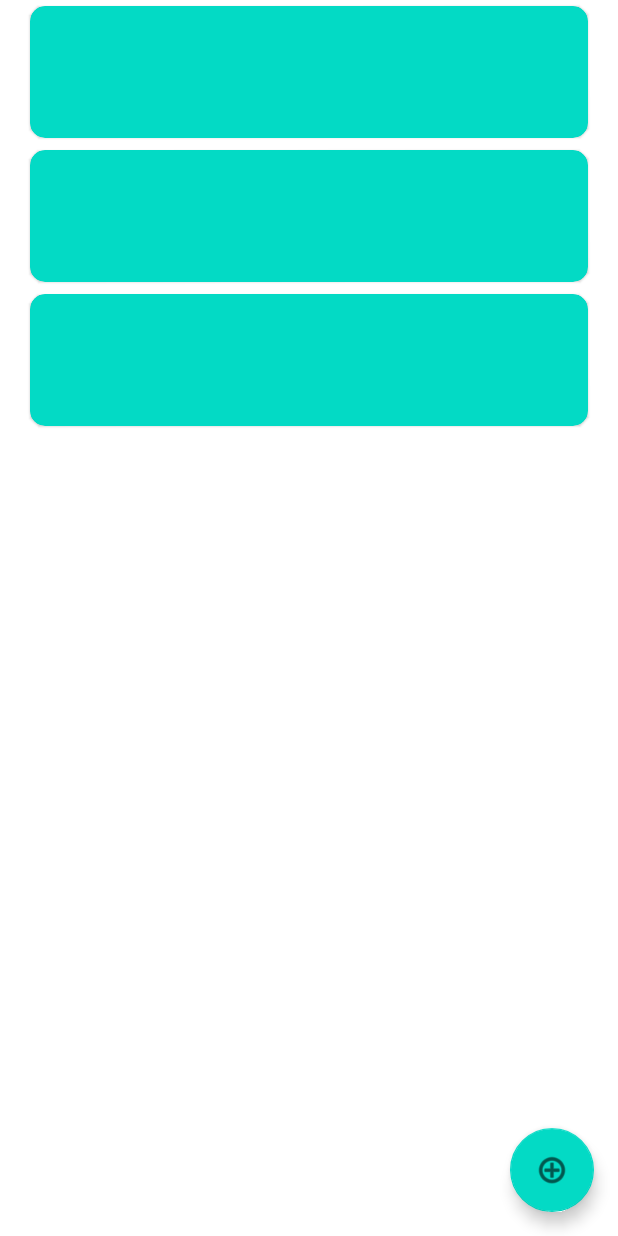
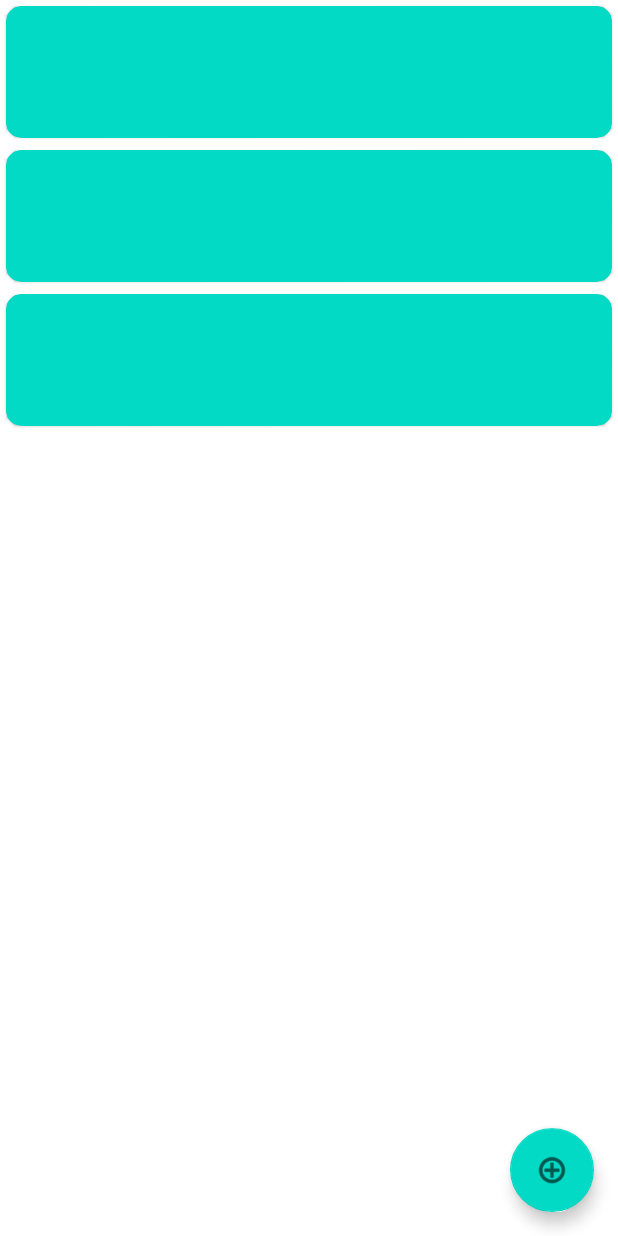
Before and after one commit to raquel-f/CM-Webinar-MD, an Android app: the layout fragment_task_list.xml on its own in the app's theme, with its tools: preview values and no code run, on a phone screen of 412 x 824 dp. Run offline under Robolectric (Android 15) with nearby library versions, the phone set to English and light mode, and no system bars.

Commit message:
finally done

```diff
--- a/app/src/main/res/layout/activity_main.xml
+++ b/app/src/main/res/layout/activity_main.xml
@@ -15,6 +15,7 @@
         android:background="?attr/colorPrimary"
         android:minHeight="?attr/actionBarSize"
         android:theme="?attr/actionBarTheme"
+        style="@style/Widget.MaterialComponents.Toolbar.PrimarySurface"
         app:layout_constraintEnd_toEndOf="parent"
         app:layout_constraintStart_toStartOf="parent"
         app:layout_constraintTop_toTopOf="parent" />
--- a/app/src/main/res/layout/fragment_task_list.xml
+++ b/app/src/main/res/layout/fragment_task_list.xml
@@ -1,7 +1,14 @@
 <?xml version="1.0" encoding="utf-8"?>
-<androidx.constraintlayout.widget.ConstraintLayout xmlns:android="http://schemas.android.com/apk/res/android"
+
+<androidx.drawerlayout.widget.DrawerLayout xmlns:android="http://schemas.android.com/apk/res/android"
     xmlns:app="http://schemas.android.com/apk/res-auto"
     xmlns:tools="http://schemas.android.com/tools"
+    android:id="@+id/drawer_layout"
+    android:layout_width="match_parent"
+    android:layout_height="match_parent"
+    tools:openDrawer="start">
+
+    <androidx.constraintlayout.widget.ConstraintLayout
         android:id="@+id/listFragment_layout"
         android:name="com.raquel.todoapp.TaskFragment"
         android:layout_width="match_parent"
@@ -15,21 +22,31 @@
             android:name="com.raquel.todoapp.TaskFragment"
             android:layout_width="match_parent"
             android:layout_height="match_parent"
-        android:layout_marginLeft="16dp"
-        android:layout_marginRight="16dp"
             app:layoutManager="LinearLayoutManager"
             tools:context=".fragments.TaskFragment"
-        tools:listitem="@layout/fragment_task"/>
+            tools:listitem="@layout/fragment_task" />
 
         <com.google.android.material.floatingactionbutton.FloatingActionButton
             android:id="@+id/addTaskButton"
             android:layout_width="wrap_content"
             android:layout_height="wrap_content"
+            android:layout_marginEnd="16dp"
             android:layout_marginBottom="16dp"
-        android:layout_marginEnd="16dp"
             android:clickable="true"
             android:contentDescription="@string/add_task"
             android:src="@android:drawable/ic_menu_add"
             app:layout_constraintBottom_toBottomOf="parent"
             app:layout_constraintEnd_toEndOf="parent" />
+
     </androidx.constraintlayout.widget.ConstraintLayout>
+
+    <com.google.android.material.navigation.NavigationView
+        android:id="@+id/navigationView"
+        android:layout_width="wrap_content"
+        android:layout_height="match_parent"
+        android:layout_gravity="start"
+        app:menu="@menu/list_menu">
+
+    </com.google.android.material.navigation.NavigationView>
+
+</androidx.drawerlayout.widget.DrawerLayout>
--- a/app/src/main/res/values/strings.xml
+++ b/app/src/main/res/values/strings.xml
@@ -25,5 +25,7 @@
     <string name="to_do">To-Do</string>
     <string name="doing">Doing</string>
     <string name="done">Done</string>
+    <string name="drawer_open">Open Drawer</string>
+    <string name="drawer_close">Close Drawer</string>
 
 </resources>
```
Also changed, not shown: app/src/main/java/com/raquel/todoappdesign/fragments/TaskFragment.java (+42 -29 lines). Lines whose indentation alone changed are shown as unchanged.
